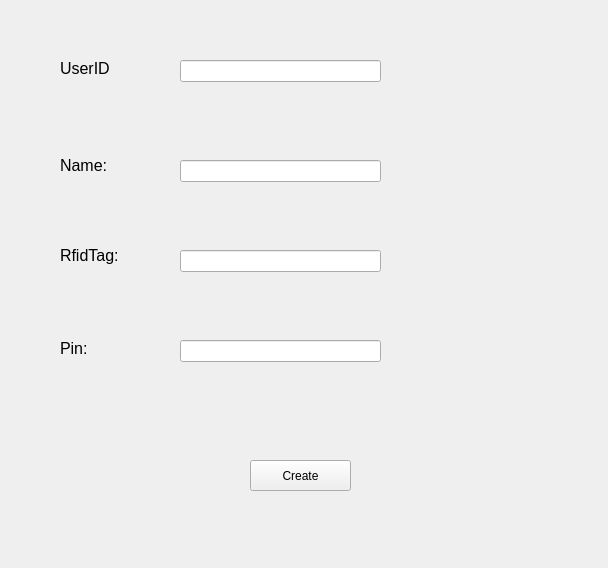
First picture: the form in createUserScreen.ui, repository anirudhkmitl/Smart-Locker, before the edit.
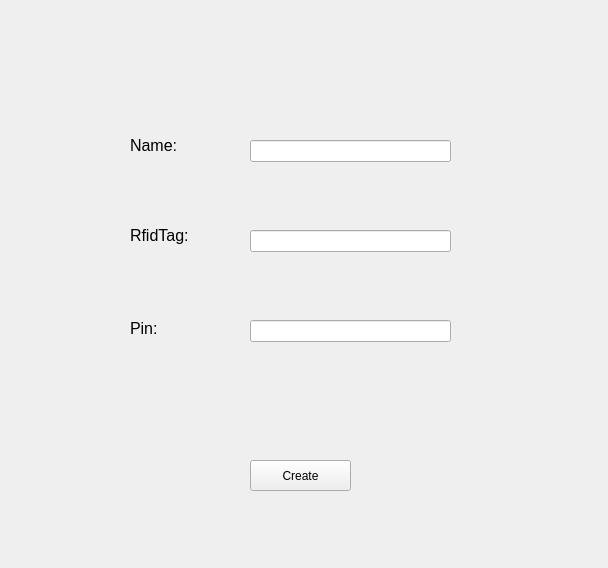
Second picture: the form after the edit.

What changed in the file:
```diff
--- a/createUserScreen.ui
+++ b/createUserScreen.ui
@@ -16,8 +16,8 @@
   <widget class="QLabel" name="label">
    <property name="geometry">
     <rect>
-     <x>60</x>
-     <y>150</y>
+     <x>130</x>
+     <y>130</y>
      <width>81</width>
      <height>31</height>
     </rect>
@@ -31,21 +31,11 @@
     <string>Name:</string>
    </property>
   </widget>
-  <widget class="QLineEdit" name="lineEdit">
-   <property name="geometry">
-    <rect>
-     <x>180</x>
-     <y>60</y>
-     <width>201</width>
-     <height>22</height>
-    </rect>
-   </property>
-  </widget>
   <widget class="QLabel" name="label_2">
    <property name="geometry">
     <rect>
-     <x>60</x>
-     <y>240</y>
+     <x>130</x>
+     <y>220</y>
      <width>111</width>
      <height>31</height>
     </rect>
@@ -59,29 +49,11 @@
     <string>RfidTag:</string>
    </property>
   </widget>
-  <widget class="QLabel" name="label_3">
-   <property name="geometry">
-    <rect>
-     <x>60</x>
-     <y>60</y>
-     <width>71</width>
-     <height>16</height>
-    </rect>
-   </property>
-   <property name="font">
-    <font>
-     <pointsize>12</pointsize>
-    </font>
-   </property>
-   <property name="text">
-    <string>UserID</string>
-   </property>
-  </widget>
   <widget class="QLabel" name="label_4">
    <property name="geometry">
     <rect>
-     <x>60</x>
-     <y>340</y>
+     <x>130</x>
+     <y>320</y>
      <width>55</width>
      <height>16</height>
     </rect>
@@ -98,8 +70,8 @@
   <widget class="QLineEdit" name="lineEdit_2">
    <property name="geometry">
     <rect>
-     <x>180</x>
-     <y>160</y>
+     <x>250</x>
+     <y>140</y>
      <width>201</width>
      <height>22</height>
     </rect>
@@ -108,8 +80,8 @@
   <widget class="QLineEdit" name="lineEdit_3">
    <property name="geometry">
     <rect>
-     <x>180</x>
-     <y>250</y>
+     <x>250</x>
+     <y>230</y>
      <width>201</width>
      <height>22</height>
     </rect>
@@ -118,12 +90,17 @@
   <widget class="QLineEdit" name="lineEdit_4">
    <property name="geometry">
     <rect>
-     <x>180</x>
-     <y>340</y>
+     <x>250</x>
+     <y>320</y>
      <width>201</width>
      <height>22</height>
     </rect>
    </property>
+   <property name="font">
+    <font>
+     <pointsize>8</pointsize>
+    </font>
+   </property>
   </widget>
   <widget class="QPushButton" name="pushButton">
    <property name="geometry">
```
